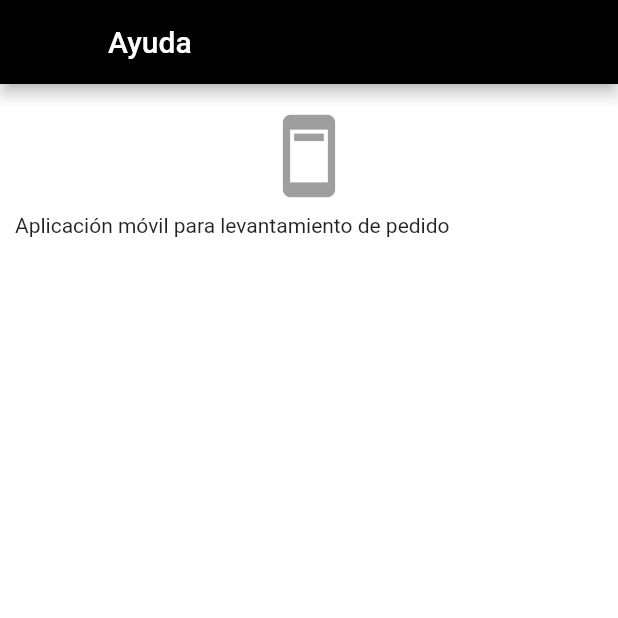
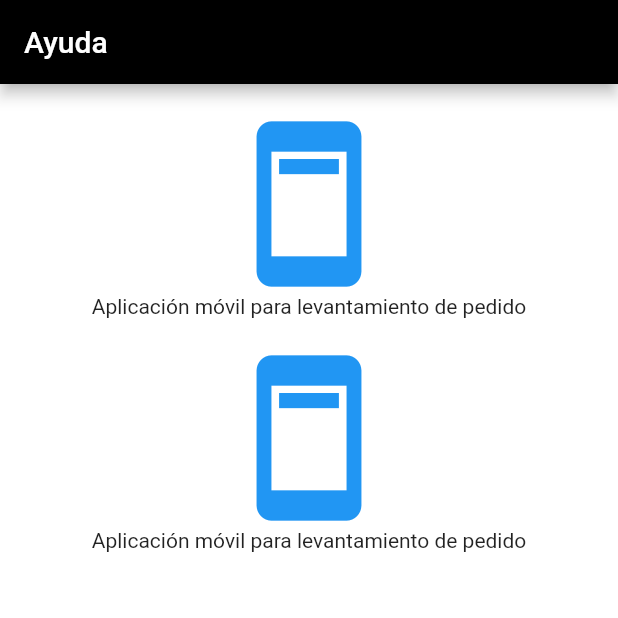
Before and after one commit to JoseRamonHernandez/SGR_MOVIL, a Flutter app: the Help screen opened directly, on a phone screen of 412 x 824 dp, the top half of it. Run offline on Flutter 3.47's test engine with Material 2 defaults, Android fonts, the light colour scheme and no system bars; missing offline and left inert: dart:html.

Commit message:
Actualizaciones en los apartados de ayuda, información sobre el restaurante e información sobre los derechos de autor

```diff
--- a/lib/pages/help.dart
+++ b/lib/pages/help.dart
@@ -10,24 +10,29 @@ class Help extends StatelessWidget {
       backgroundColor: Colors.white,
       appBar: AppBar(
           title: Text("Ayuda", style: TextStyle(color: Colors.white)),
-          leading: IconButton(
-              onPressed: null,
-              icon: Icon(Icons.help_outline_rounded),
-              color: Colors.white),
           automaticallyImplyLeading: false,
           backgroundColor: Colors.black),
       // bottomNavigationBar: BNavigator(),
       body: Center(
         child: Padding(
-          padding: const EdgeInsets.all(10.0),
+          padding: const EdgeInsets.all(20.0),
           child: ListView(children: <Widget>[
-            IconButton(
-              icon: Icon(Icons.ad_units),
-              iconSize: 60,
-              color: Colors.tealAccent[700],
-              onPressed: null,
+            Icon(
+              Icons.ad_units,
+              color: Colors.blue,
+              size: 120.0,
             ),
-            Text("Aplicación móvil para levantamiento de pedido"),
+            Text("Aplicación móvil para levantamiento de pedido",
+                textAlign: TextAlign.center),
+            Padding(padding: EdgeInsets.all(10)),
+            Icon(
+              Icons.ad_units,
+              color: Colors.blue,
+              size: 120.0,
+            ),
+            Text("Aplicación móvil para levantamiento de pedido",
+                textAlign: TextAlign.center),
+            Padding(padding: EdgeInsets.all(10))
           ]),
         ),
       ),
--- a/lib/pages/info_app.dart
+++ b/lib/pages/info_app.dart
@@ -14,7 +14,9 @@ class Info_app extends StatelessWidget {
           automaticallyImplyLeading: false,
           backgroundColor: Colors.yellowAccent),
       // bottomNavigationBar: BNavigator(),
-      body: ListView(children: <Widget>[
+      body: Padding(
+        padding: const EdgeInsets.all(15.0),
+        child: ListView(children: <Widget>[
           Text("Esta aplicación móvil, fue desarrollada por: ",
               style: TextStyle(fontSize: 20.0, fontWeight: FontWeight.normal)),
           Text("\n"),
@@ -46,6 +48,7 @@ class Info_app extends StatelessWidget {
           //Text("\n"),
           Image.asset("assets/logoUTT.png")
         ]),
+      ),
     );
   }
 }
--- a/lib/pages/locate.dart
+++ b/lib/pages/locate.dart
@@ -7,12 +7,12 @@ class Locate extends StatelessWidget {
   @override
   Widget build(BuildContext context) {
     return Scaffold(
-        backgroundColor: Colors.orangeAccent[800],
+        backgroundColor: Colors.orange,
         appBar: AppBar(
             title: Text("LA PLAZUELA - Información",
                 style: TextStyle(color: Colors.white)),
             automaticallyImplyLeading: false,
-            backgroundColor: Colors.orangeAccent[800]),
+            backgroundColor: Colors.orange),
         //  bottomNavigationBar: BNavigator(),
         body: ListView(children: <Widget>[
           Text(
```
Lines whose indentation alone changed are shown as unchanged.
